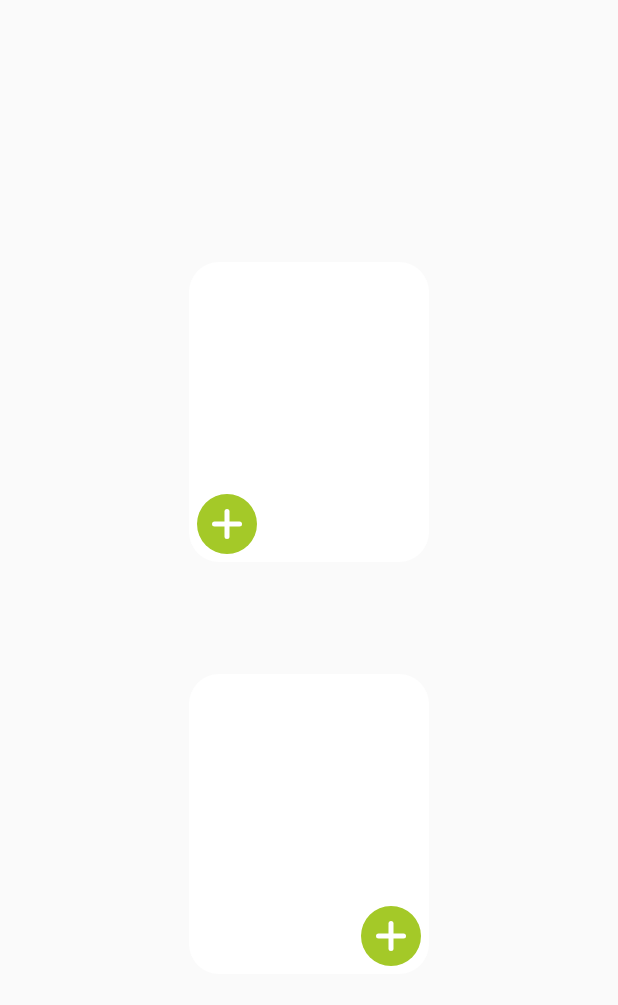
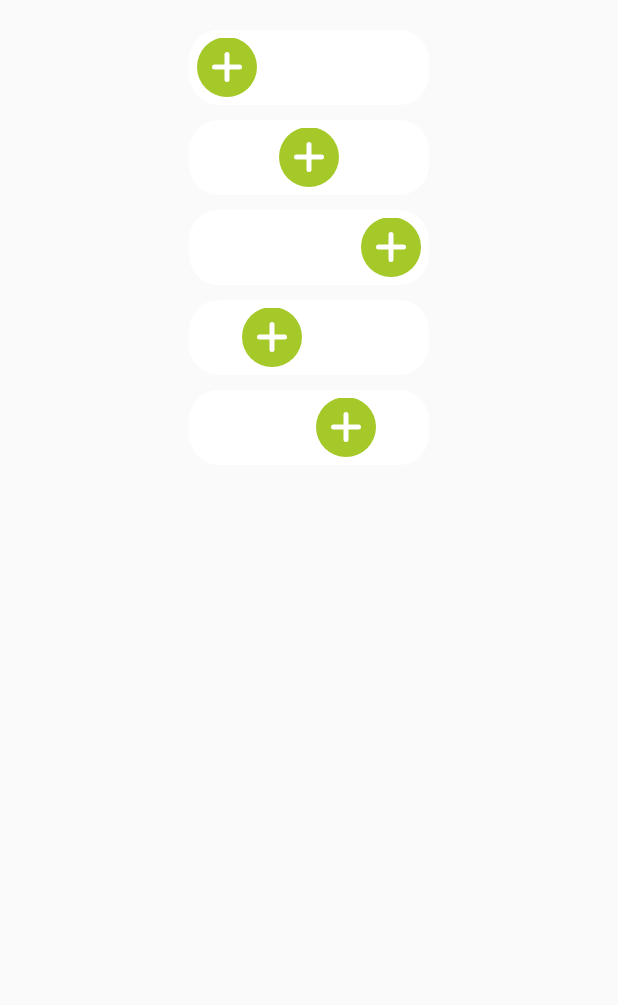
Before and after one commit to GuilhE/QuantityPickerView, an Android app: the layout activity_main.xml on its own in the app's theme, with its tools: preview values and no code run, on a phone screen of 412 x 824 dp. Shown: the top 1005 px of the screen. Run offline under Robolectric (Android 15) with nearby library versions, the phone set to English and light mode, and no system bars.

Commit message:
feature done

```diff
--- a/gradle.properties
+++ b/gradle.properties
@@ -28,7 +28,7 @@ bintrayName = quantity-picker-view
 
 libraryName = QuantityPickerView
 libraryDescription = View capable of increasing or decreasing a unit value with a toggle animation.
-libraryVersion = 1.1.0
+libraryVersion = 1.2.0
 
 siteUrl = https://github.com/GuilhE/android-quantity-picker-view
 gitUrl = https://github.com/GuilhE/android-quantity-picker-view.git
--- a/quantity-picker-view/src/main/java/com/github/guilhe/views/QuantityPickerView.kt
+++ b/quantity-picker-view/src/main/java/com/github/guilhe/views/QuantityPickerView.kt
@@ -112,7 +112,6 @@ class QuantityPickerView : View {
             setButtonRemove(a.getResourceId(R.styleable.QuantityPickerView_btnRemove, R.drawable.default_btn_remove))
             setButtonAdd(a.getResourceId(R.styleable.QuantityPickerView_btnAdd, R.drawable.default_btn_add))
             isAutoToggleEnabled = a.getBoolean(R.styleable.QuantityPickerView_autoToggle, true)
-            toggleFromStart = a.getInt(R.styleable.QuantityPickerView_toggleFrom, 0) == 0
             isOpen = a.getBoolean(R.styleable.QuantityPickerView_isOpen, false)
             rippleColor = a.getColor(R.styleable.QuantityPickerView_rippleColor, Color.GRAY)
             isRippleEnabled = a.getBoolean(R.styleable.QuantityPickerView_rippleEnable, false)
@@ -207,11 +206,6 @@ class QuantityPickerView : View {
      * When minimum value is reached the view closes automatically
      */
     var isAutoToggleEnabled: Boolean = true
-
-    /**
-     * Animate from Start to End, otherwise if false
-     */
-    var toggleFromStart: Boolean = true
 
     var isOpen: Boolean = false
         private set
@@ -322,19 +316,14 @@ class QuantityPickerView : View {
 
     fun toggle(duration: Long, interpolator: TimeInterpolator) {
         if (translateAnimator == null || !translateAnimator!!.isRunning) {
-            val buttonToTranslate = if (toggleFromStart) Button.ADD else Button.REMOVE
             translateAnimator = getAnimator(
-                if (buttonToTranslate == Button.ADD) btnAddXPosition else btnRemoveXPosition,
-                if (toggleFromStart) {
-                    if (isOpen) 0f else maxWidth.toFloat() - btnAdd.width
-                } else {
-                    if (isOpen) maxWidth.toFloat() - btnAdd.width else 0f
-                },
+                btnAddXPosition,
+                if (isOpen) 0f else maxWidth.toFloat() - btnAdd.width,
                 duration,
                 interpolator,
                 AnimatorUpdateListener { valueAnimator ->
                     val value = valueAnimator.animatedValue as Float
-                    translateButton(value, buttonToTranslate)
+                    translateButton(value, Button.ADD)
                     updateButtonsRect()
                 }).also {
                 it.addListener(object : Animator.AnimatorListener {
@@ -347,7 +336,7 @@ class QuantityPickerView : View {
 
                     override fun onAnimationEnd(animation: Animator) {
                         isAnimating = false
-                        isOpen = if (toggleFromStart) btnAddXPosition == maxWidth.toFloat() - btnAdd.width else btnRemoveXPosition == 0f
+                        isOpen = btnAddXPosition == maxWidth.toFloat() - btnAdd.width
                         if (isOpen) {
                             alphaAnimator?.start()
                         }
@@ -421,7 +410,6 @@ class QuantityPickerView : View {
         } else {
             btnRemoveXPosition = value
         }
-//        invalidate()
         requestLayout()
     }
 
@@ -467,15 +455,8 @@ class QuantityPickerView : View {
 
         if (initializing) {
             initializing = false
-            btnAddXPosition =
-                if (toggleFromStart) {
-                    if (isOpen) {
-                        (maxWidth - btnAdd.width).toFloat()
-                    } else 0f
-                } else {
-                    (maxWidth - btnAdd.width).toFloat()
-                }
-            btnRemoveXPosition = if (!toggleFromStart && !isOpen) btnAddXPosition else 0f
+            btnAddXPosition = if (isOpen) (maxWidth - btnAdd.width).toFloat() else 0f
+            btnRemoveXPosition = 0f
             updateButtonsRect()
             @RequiresApi(Build.VERSION_CODES.M)
             if (isRippleEnabled) {
@@ -483,14 +464,7 @@ class QuantityPickerView : View {
                 btnRippleDrawable?.radius = addButtonRect.height() / 2
             }
         }
-//        setMeasuredDimension(
-//            if (btnAddXPosition == btnRemoveXPosition)
-//                max(addButtonRect.width(), removeButtonRect.width())
-//            else
-//                abs(removeButtonRect.width() / 2 + btnAddXPosition - btnRemoveXPosition + addButtonRect.width() / 2).toInt(),
-//            height
-//        ).also { updateButtonsRect() }
-        maxWidth = width
+        setMeasuredDimension((btnAddXPosition + btnAdd.width).toInt(), height).also { updateButtonsRect() }
     }
 
     @Synchronized
@@ -643,7 +617,6 @@ class QuantityPickerView : View {
         bundle.putString("LABEL_FORMATTER", textLabelFormatter)
         bundle.putBoolean("IS_OPEN", isOpen)
         bundle.putBoolean("AUTO_TOGGLE", isAutoToggleEnabled)
-        bundle.putBoolean("TOGGLE_FROM_START", toggleFromStart)
         return bundle
     }
 
@@ -659,6 +632,5 @@ class QuantityPickerView : View {
         textLabelFormatter = bundle.getString("LABEL_FORMATTER", "%s")
         isOpen = bundle.getBoolean("IS_OPEN", false)
         isAutoToggleEnabled = bundle.getBoolean("AUTO_TOGGLE", true)
-        toggleFromStart = bundle.getBoolean("TOGGLE_FROM_START", true)
     }
 }
--- a/quantity-picker-view/src/main/res/values/attrs.xml
+++ b/quantity-picker-view/src/main/res/values/attrs.xml
@@ -10,10 +10,6 @@
     <attr name="btnRemove" format="reference" />
     <attr name="btnAdd" format="reference" />
     <attr name="isOpen" format="boolean" />
-    <attr name="toggleFrom" format="enum">
-        <enum name="start" value="0" />
-        <enum name="end" value="1" />
-    </attr>
     <attr name="autoToggle" format="boolean" />
     <attr name="rippleEnable" format="boolean" />
     <attr name="rippleColor" format="color" />
@@ -30,7 +26,6 @@
         <attr name="btnAdd" />
         <attr name="isOpen" />
         <attr name="autoToggle" />
-        <attr name="toggleFrom" />
         <attr name="rippleEnable" />
         <attr name="rippleColor" />
     </declare-styleable>
--- a/sample/src/main/java/com/github/guilhe/MainActivity.kt
+++ b/sample/src/main/java/com/github/guilhe/MainActivity.kt
@@ -24,6 +24,10 @@ class MainActivity : AppCompatActivity() {
 
         binding.picker1QuantityPickerView.valueListener = listener
         binding.picker2QuantityPickerView.valueListener = listener
+        binding.picker3QuantityPickerView.valueListener = listener
+        binding.picker4QuantityPickerView.valueListener = listener
+        binding.picker5QuantityPickerView.valueListener = listener
+
     }
 
     private fun dpToPx(dp: Int): Float {
--- a/sample/src/main/res/layout/activity_main.xml
+++ b/sample/src/main/res/layout/activity_main.xml
@@ -7,15 +7,14 @@
         android:layout_width="match_parent"
         android:layout_height="match_parent"
         android:animateLayoutChanges="true"
-        android:padding="100dp">
+        android:padding="20dp">
 
         <FrameLayout
             android:id="@+id/parent1"
             android:layout_width="160dp"
-            android:layout_height="200dp"
+            android:layout_height="50dp"
             android:background="@drawable/bg_rounded_white"
             android:padding="5dp"
-            app:layout_constraintBottom_toTopOf="@id/parent2"
             app:layout_constraintEnd_toEndOf="parent"
             app:layout_constraintStart_toStartOf="parent"
             app:layout_constraintTop_toTopOf="parent">
@@ -24,30 +23,93 @@
                 android:id="@+id/picker_1_QuantityPickerView"
                 android:layout_width="match_parent"
                 android:layout_height="wrap_content"
-                android:layout_gravity="bottom"
+                android:layout_gravity="start"
                 app:textLabelFont="@font/permanentmarker_regular"
                 app:textLabelFormatter="%s units."
                 app:textLabelSize="14sp"
-                tools:isOpen="false" />
+                tools:isOpen="true" />
         </FrameLayout>
 
         <FrameLayout
             android:id="@+id/parent2"
             android:layout_width="160dp"
-            android:layout_height="200dp"
+            android:layout_height="50dp"
+            android:layout_marginTop="10dp"
             android:background="@drawable/bg_rounded_white"
             android:padding="5dp"
-            app:layout_constraintBottom_toBottomOf="parent"
-            app:layout_constraintEnd_toEndOf="parent"
-            app:layout_constraintStart_toStartOf="parent"
+            app:layout_constraintEnd_toEndOf="@+id/parent1"
+            app:layout_constraintStart_toStartOf="@+id/parent1"
             app:layout_constraintTop_toBottomOf="@+id/parent1">
 
             <com.github.guilhe.views.QuantityPickerView
                 android:id="@+id/picker_2_QuantityPickerView"
                 android:layout_width="match_parent"
                 android:layout_height="wrap_content"
-                android:layout_gravity="bottom"
-                app:toggleFrom="end"
+                android:layout_gravity="center"
+                app:textLabelFont="@font/permanentmarker_regular"
+                app:textLabelSize="30sp"
+                tools:isOpen="false" />
+        </FrameLayout>
+
+        <FrameLayout
+            android:id="@+id/parent3"
+            android:layout_width="160dp"
+            android:layout_height="50dp"
+            android:layout_marginTop="10dp"
+            android:background="@drawable/bg_rounded_white"
+            android:padding="5dp"
+            app:layout_constraintEnd_toEndOf="@+id/parent2"
+            app:layout_constraintStart_toStartOf="@+id/parent2"
+            app:layout_constraintTop_toBottomOf="@+id/parent2">
+
+            <com.github.guilhe.views.QuantityPickerView
+                android:id="@+id/picker_3_QuantityPickerView"
+                android:layout_width="match_parent"
+                android:layout_height="wrap_content"
+                android:layout_gravity="end"
+                app:textLabelFont="@font/permanentmarker_regular"
+                app:textLabelSize="30sp"
+                tools:isOpen="false" />
+        </FrameLayout>
+
+        <FrameLayout
+            android:id="@+id/parent4"
+            android:layout_width="160dp"
+            android:layout_height="50dp"
+            android:layout_marginTop="10dp"
+            android:background="@drawable/bg_rounded_white"
+            android:padding="5dp"
+            app:layout_constraintEnd_toEndOf="@+id/parent3"
+            app:layout_constraintStart_toStartOf="@+id/parent3"
+            app:layout_constraintTop_toBottomOf="@+id/parent3">
+
+            <com.github.guilhe.views.QuantityPickerView
+                android:id="@+id/picker_4_QuantityPickerView"
+                android:layout_width="match_parent"
+                android:layout_height="wrap_content"
+                android:layout_marginStart="30dp"
+                android:layout_gravity="start"
+                app:textLabelFont="@font/permanentmarker_regular"
+                app:textLabelSize="30sp"
+                tools:isOpen="false" />
+        </FrameLayout>
+
+        <FrameLayout
+            android:layout_width="160dp"
+            android:layout_height="50dp"
+            android:layout_marginTop="10dp"
+            android:background="@drawable/bg_rounded_white"
+            android:padding="5dp"
+            app:layout_constraintEnd_toEndOf="@+id/parent4"
+            app:layout_constraintStart_toStartOf="@+id/parent4"
+            app:layout_constraintTop_toBottomOf="@+id/parent4">
+
+            <com.github.guilhe.views.QuantityPickerView
+                android:id="@+id/picker_5_QuantityPickerView"
+                android:layout_width="match_parent"
+                android:layout_height="wrap_content"
+                android:layout_marginEnd="30dp"
+                android:layout_gravity="end"
                 app:textLabelFont="@font/permanentmarker_regular"
                 app:textLabelSize="30sp"
                 tools:isOpen="false" />
```
